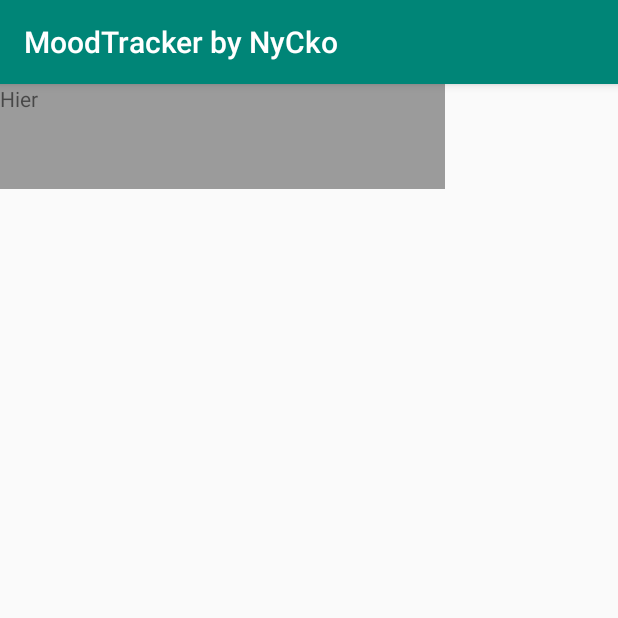
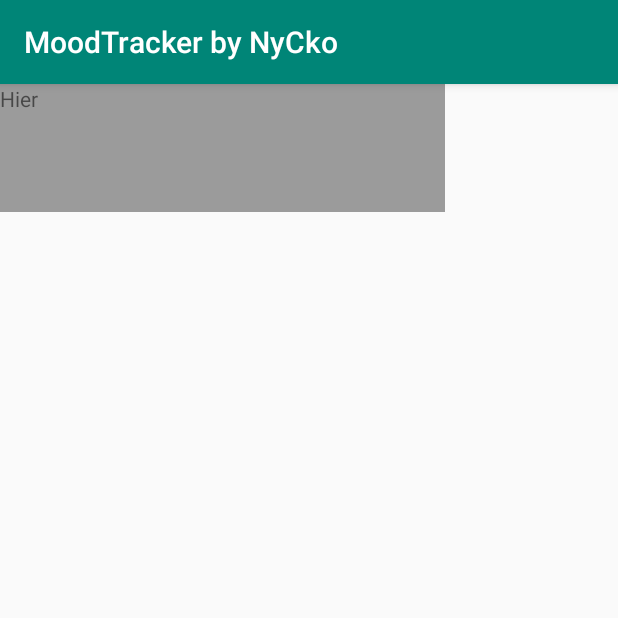
Before and after one commit to NyCko93/MoodTracker, an Android app: the HistoryActivity screen opened directly, with no data from a screen before it, on a phone screen of 412 x 824 dp, the top half of it. Run offline under Robolectric (Android 15) with nearby library versions, the phone set to English and light mode, and no system bars.

Commit message:
Change android:layout_height="100dp" to 85dp for item recyclerview

```diff
--- a/app/src/main/res/layout/recycler_view_item.xml
+++ b/app/src/main/res/layout/recycler_view_item.xml
@@ -11,7 +11,7 @@
     <TextView
         android:id="@+id/text_view"
         android:layout_width="match_parent"
-        android:layout_height="70dp"
+        android:layout_height="85dp"
         android:background="@color/light_sage"
         android:contentDescription="@string/days"/>
 
```
